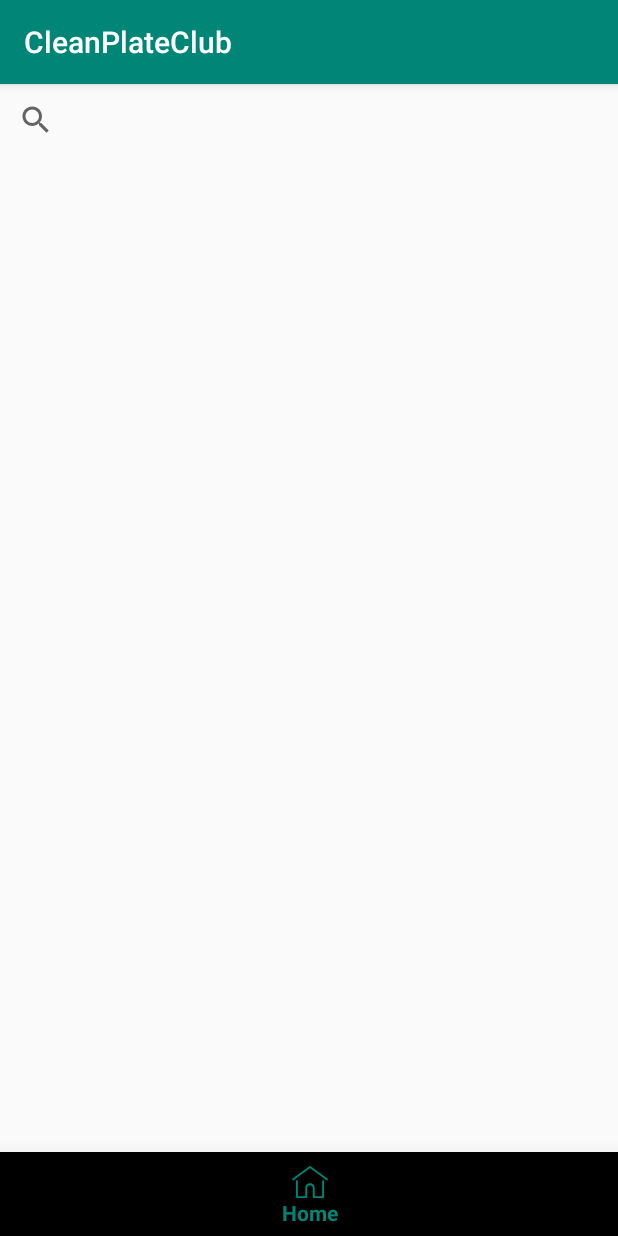
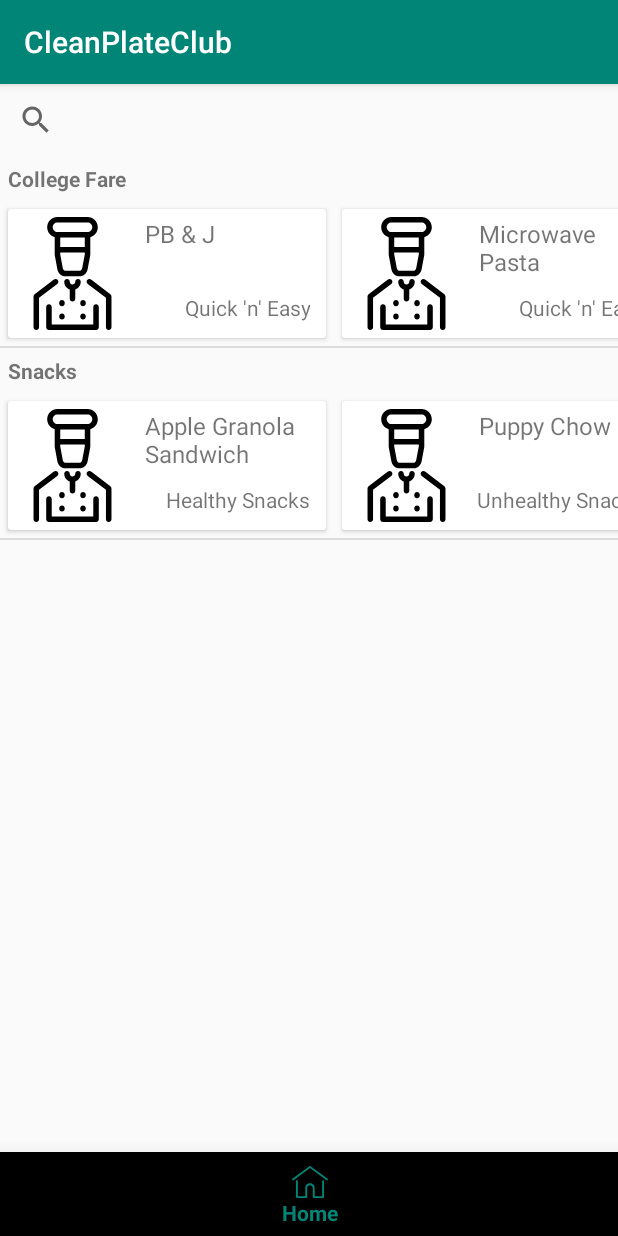
Before and after one commit to nerdyGinger/FoodManagementApp, an Android app: the fragment BrowseRecipeFragment placed in its activity, on a phone screen of 412 x 824 dp. Run offline under Robolectric (Android 15) with nearby library versions, the phone set to English and light mode, and no system bars.

Commit message:
worked out nested RecyclerViews for browse recipes page

```diff
--- a/app/src/main/java/apps/nerdyginger/cleanplateclub/BrowseRecipeFragment.java
+++ b/app/src/main/java/apps/nerdyginger/cleanplateclub/BrowseRecipeFragment.java
@@ -13,7 +13,12 @@
 import android.view.View;
 import android.view.ViewGroup;
 
+import java.util.ArrayList;
+import java.util.List;
+
 import apps.nerdyginger.cleanplateclub.adapters.BrowseRecipesCategoryAdapter;
+import apps.nerdyginger.cleanplateclub.models.BrowseRecipeCategory;
+import apps.nerdyginger.cleanplateclub.models.BrowseRecipeItem;
 
 
 public class BrowseRecipeFragment extends Fragment {
@@ -36,12 +41,35 @@
 
         RecyclerView categoriesRv = view.findViewById(R.id.browseRecipesRecycler);
         categoriesRv.addItemDecoration(new DividerItemDecoration(context, LinearLayoutManager.VERTICAL));
-        LinearLayoutManager llm = new LinearLayoutManager(getContext(), LinearLayoutManager.HORIZONTAL, false);
+        LinearLayoutManager llm = new LinearLayoutManager(getContext(), LinearLayoutManager.VERTICAL, false);
         categoriesRv.setLayoutManager(llm);
-        categoriesRv.setAdapter(new BrowseRecipesCategoryAdapter());
+        categoriesRv.setAdapter(new BrowseRecipesCategoryAdapter(generateRecipeCategories()));
 
 
         return view;
+    }
+
+    //TODO: Remove method when adding implementation is... added
+    private List<BrowseRecipeCategory> generateRecipeCategories() {
+        List<BrowseRecipeItem> collegeFare = new ArrayList<>();
+        collegeFare.add(new BrowseRecipeItem("PB & J", "Quick 'n' Easy"));
+        collegeFare.add(new BrowseRecipeItem("Microwave Pasta", "Quick 'n' Easy"));
+        collegeFare.add(new BrowseRecipeItem("Easy Frozen Bento Lunch", "Lunch"));
+        collegeFare.add(new BrowseRecipeItem("Instant Ramen", "Quick 'n' Easy"));
+
+        List<BrowseRecipeItem> snacks = new ArrayList<>();
+        snacks.add(new BrowseRecipeItem("Apple Granola Sandwich", "Healthy Snacks"));
+        snacks.add(new BrowseRecipeItem("Puppy Chow", "Unhealthy Snacks"));
+        snacks.add(new BrowseRecipeItem("Roasted Pumpkin Seeds", "Fall Favorites"));
+        snacks.add(new BrowseRecipeItem("Grandma's Ooey Gooey Brownie Bites", "Desserts"));
+        snacks.add(new BrowseRecipeItem("Carrot-Apple-slaw", "Sides"));
+        snacks.add(new BrowseRecipeItem("Russian Tea Cookies", "Desserts"));
+
+
+        List<BrowseRecipeCategory> parents = new ArrayList<>();
+        parents.add(new BrowseRecipeCategory("College Fare", collegeFare));
+        parents.add(new BrowseRecipeCategory("Snacks", snacks));
+        return parents;
     }
 
     @Override
--- a/app/src/main/java/apps/nerdyginger/cleanplateclub/adapters/BrowseRecipesCategoryAdapter.java
+++ b/app/src/main/java/apps/nerdyginger/cleanplateclub/adapters/BrowseRecipesCategoryAdapter.java
@@ -6,33 +6,40 @@
 import android.view.ViewGroup;
 import android.widget.TextView;
 
+import androidx.recyclerview.widget.LinearLayoutManager;
 import androidx.recyclerview.widget.RecyclerView;
 
 import java.util.ArrayList;
 import java.util.List;
 
 import apps.nerdyginger.cleanplateclub.R;
+import apps.nerdyginger.cleanplateclub.models.BrowseRecipeCategory;
 
 public class BrowseRecipesCategoryAdapter extends RecyclerView.Adapter<RecyclerView.ViewHolder> {
-    private List<RecyclerView> dataSet = new ArrayList<>();
+    private List<BrowseRecipeCategory> dataSet = new ArrayList<>();
+    private RecyclerView.RecycledViewPool viewPool = new RecyclerView.RecycledViewPool();
 
     public class CategoryViewHolder extends RecyclerView.ViewHolder {
         TextView categoryName;
-        RecyclerView rv;
+        RecyclerView childRv;
         CategoryViewHolder(View view) {
             super(view);
             categoryName = view.findViewById(R.id.browseRecipesCategoryName);
-            rv = view.findViewById(R.id.browseRecipesCategoryRecycler);
+            childRv = view.findViewById(R.id.browseRecipesCategoryRecycler);
         }
     }
 
     public BrowseRecipesCategoryAdapter() { }
 
-    public void updateData(List<RecyclerView> data) {
+    public  BrowseRecipesCategoryAdapter(List<BrowseRecipeCategory> data) {
         dataSet = data;
     }
 
-    public RecyclerView getItemAtPosition(int position) {
+    public void updateData(List<BrowseRecipeCategory> data) {
+        dataSet = data;
+    }
+
+    public BrowseRecipeCategory getItemAtPosition(int position) {
         return dataSet.get(position);
     }
 
@@ -46,10 +53,16 @@
 
     @Override
     public void onBindViewHolder(RecyclerView.ViewHolder viewHolder, int position) {
-        RecyclerView item = dataSet.get(position);
+        BrowseRecipeCategory item = dataSet.get(position);
         CategoryViewHolder holder = (CategoryViewHolder) viewHolder;
-        holder.rv = item; //item.getRecyclerView(); // <--- ???
-        //holder.categoryName = item.getCategoryName();
+        holder.categoryName.setText(item.getCategoryName());
+
+        //set up child RecyclerViews
+        LinearLayoutManager childLlm = new LinearLayoutManager(holder.childRv.getContext(), LinearLayoutManager.HORIZONTAL, false);
+        childLlm.setInitialPrefetchItemCount(4);
+        holder.childRv.setLayoutManager(childLlm);
+        holder.childRv.setAdapter(new BrowseRecipesItemAdapter(item.getRecipeCards()));
+        holder.childRv.setRecycledViewPool(viewPool);
     }
 
     @Override
--- a/app/src/main/java/apps/nerdyginger/cleanplateclub/adapters/BrowseRecipesItemAdapter.java
+++ b/app/src/main/java/apps/nerdyginger/cleanplateclub/adapters/BrowseRecipesItemAdapter.java
@@ -1,9 +1,12 @@
 package apps.nerdyginger.cleanplateclub.adapters;
 
 import android.content.Context;
+import android.media.ImageWriter;
 import android.view.LayoutInflater;
 import android.view.View;
 import android.view.ViewGroup;
+import android.widget.ImageView;
+import android.widget.TextView;
 
 import androidx.recyclerview.widget.RecyclerView;
 
@@ -11,23 +14,33 @@
 import java.util.List;
 
 import apps.nerdyginger.cleanplateclub.R;
+import apps.nerdyginger.cleanplateclub.models.BrowseRecipeItem;
 
 public class BrowseRecipesItemAdapter extends RecyclerView.Adapter<RecyclerView.ViewHolder> {
-    private List<RecyclerView> dataSet = new ArrayList<>(); //TODO: UPDATE DATA TYPE HERE!!!
+    private List<BrowseRecipeItem> dataSet = new ArrayList<>();
 
     public class RecipeCardViewHolder extends RecyclerView.ViewHolder {
+        TextView name, category;
+        ImageView image;
         RecipeCardViewHolder(View view ){
             super(view);
+            name = view.findViewById(R.id.recipeCardName);
+            category = view.findViewById(R.id.recipeCardCategory);
+            image = view.findViewById(R.id.recipeCardImage);
         }
     }
 
     public BrowseRecipesItemAdapter() { }
 
-    public void updateData(List<RecyclerView> data) {
+    public BrowseRecipesItemAdapter(List<BrowseRecipeItem> data) {
         dataSet = data;
     }
 
-    public RecyclerView getItemAtPosition(int position) {
+    public void updateData(List<BrowseRecipeItem> data) {
+        dataSet = data;
+    }
+
+    public BrowseRecipeItem getItemAtPosition(int position) {
         return dataSet.get(position);
     }
 
@@ -41,8 +54,11 @@
 
     @Override
     public void onBindViewHolder(RecyclerView.ViewHolder viewHolder, int position) {
-        //get data at position
-        //set view values
+        BrowseRecipeItem item = dataSet.get(position);
+        RecipeCardViewHolder holder = (RecipeCardViewHolder) viewHolder;
+        holder.name.setText(item.getRecipeName());
+        holder.category.setText(item.getRecipeCategory());
+        //holder.image.<setSrc>(item.getRecipeImage()); // figure out logistics of images later
     }
 
     @Override
--- /dev/null
+++ b/app/src/main/java/apps/nerdyginger/cleanplateclub/models/BrowseRecipeCategory.java
@@ -0,0 +1,33 @@
+package apps.nerdyginger.cleanplateclub.models;
+
+import java.util.List;
+
+public class BrowseRecipeCategory {
+    private String categoryName;
+    private List<BrowseRecipeItem> recipeCards;
+
+    public BrowseRecipeCategory() {
+        //empty constructor
+    }
+
+    public BrowseRecipeCategory(String name, List<BrowseRecipeItem> children) {
+        this.categoryName = name;
+        this.recipeCards = children;
+    }
+
+    public String getCategoryName() {
+        return categoryName;
+    }
+
+    public void setCategoryName(String categoryName) {
+        this.categoryName = categoryName;
+    }
+
+    public List<BrowseRecipeItem> getRecipeCards() {
+        return recipeCards;
+    }
+
+    public void setRecipeCards(List<BrowseRecipeItem> recipeCards) {
+        this.recipeCards = recipeCards;
+    }
+}
--- /dev/null
+++ b/app/src/main/java/apps/nerdyginger/cleanplateclub/models/BrowseRecipeItem.java
@@ -0,0 +1,50 @@
+package apps.nerdyginger.cleanplateclub.models;
+
+import android.media.Image;
+
+public class BrowseRecipeItem {
+    private String recipeName;
+    private Image image;
+    private String recipeCategory;
+
+    public BrowseRecipeItem() {
+        //empty constructor
+    }
+
+    // Partial constructor
+    public BrowseRecipeItem(String name, String category) {
+        this.recipeName = name;
+        this.recipeCategory = category;
+    }
+
+    // Full constructor
+    public BrowseRecipeItem(String name, Image image, String category) {
+        this.recipeName = name;
+        this.image = image;
+        this.recipeCategory = category;
+    }
+
+    public String getRecipeName() {
+        return recipeName;
+    }
+
+    public void setRecipeName(String recipeName) {
+        this.recipeName = recipeName;
+    }
+
+    public Image getImage() {
+        return image;
+    }
+
+    public void setImage(Image image) {
+        this.image = image;
+    }
+
+    public String getRecipeCategory() {
+        return recipeCategory;
+    }
+
+    public void setRecipeCategory(String recipeCategory) {
+        this.recipeCategory = recipeCategory;
+    }
+}
--- a/app/src/main/res/layout/browse_recipes_card.xml
+++ b/app/src/main/res/layout/browse_recipes_card.xml
@@ -1,13 +1,16 @@
 <?xml version="1.0" encoding="utf-8"?>
 <RelativeLayout
     xmlns:android="http://schemas.android.com/apk/res/android"
-    android:orientation="vertical" android:layout_width="match_parent"
-    android:layout_height="match_parent"
+    android:orientation="vertical" android:layout_width="wrap_content"
+    android:layout_height="wrap_content"
     >
 
     <androidx.cardview.widget.CardView
         android:layout_width="wrap_content"
-        android:layout_height="wrap_content">
+        android:layout_height="wrap_content"
+        android:elevation="15dp"
+        android:layout_margin="5dp"
+        >
 
         <RelativeLayout
             android:layout_width="wrap_content"
@@ -36,12 +39,15 @@
                 />
 
             <TextView
-                android:layout_width="75dp"
+                android:id="@+id/recipeCardCategory"
+                android:layout_width="115dp"
                 android:layout_height="wrap_content"
                 android:layout_margin="5dp"
-                android:layout_below="@+id/recipeCardName"
                 android:layout_alignEnd="@+id/recipeCardName"
+                android:layout_alignBottom="@+id/recipeCardImage"
                 android:gravity="end"
+                android:maxLines="1"
+                android:ellipsize="end"
                 android:text="Category"
                 />
 
--- a/app/src/main/res/layout/browse_recipes_category_list.xml
+++ b/app/src/main/res/layout/browse_recipes_category_list.xml
@@ -2,7 +2,7 @@
 <RelativeLayout
     xmlns:android="http://schemas.android.com/apk/res/android"
     android:orientation="vertical" android:layout_width="match_parent"
-    android:layout_height="match_parent">
+    android:layout_height="wrap_content">
 
     <TextView
         android:id="@+id/browseRecipesCategoryName"
--- a/app/src/main/res/layout/fragment_browse_recipe.xml
+++ b/app/src/main/res/layout/fragment_browse_recipe.xml
@@ -15,7 +15,7 @@
     <androidx.recyclerview.widget.RecyclerView
         android:id="@+id/browseRecipesRecycler"
         android:layout_width="match_parent"
-        android:layout_height="wrap_content"
+        android:layout_height="match_parent"
         android:layout_below="@+id/browseRecipesSearchBar"
         />
 
```
